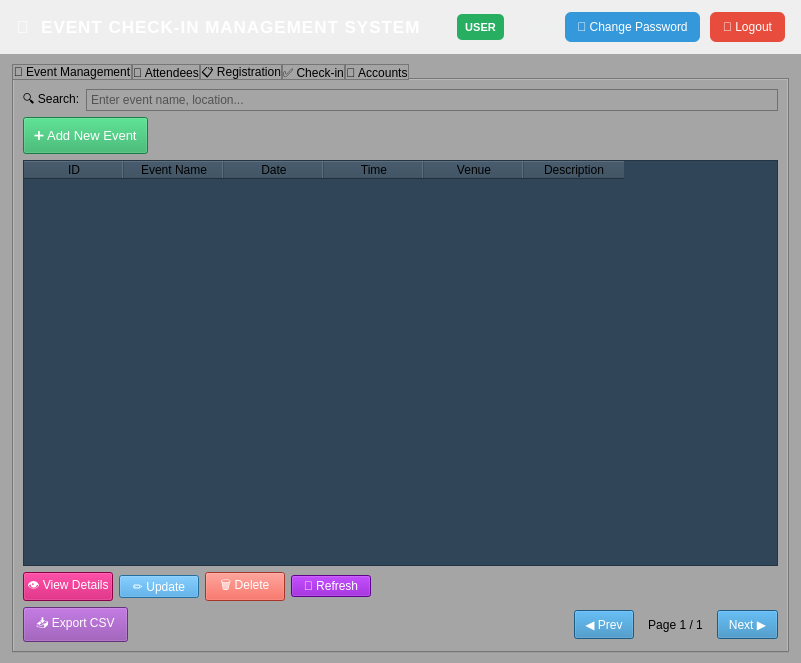
Before: the Qt Designer form ui/MainWindow.ui in khoivnk25411e/Final-Project-Programming-Techniques, drawn with Qt 5.
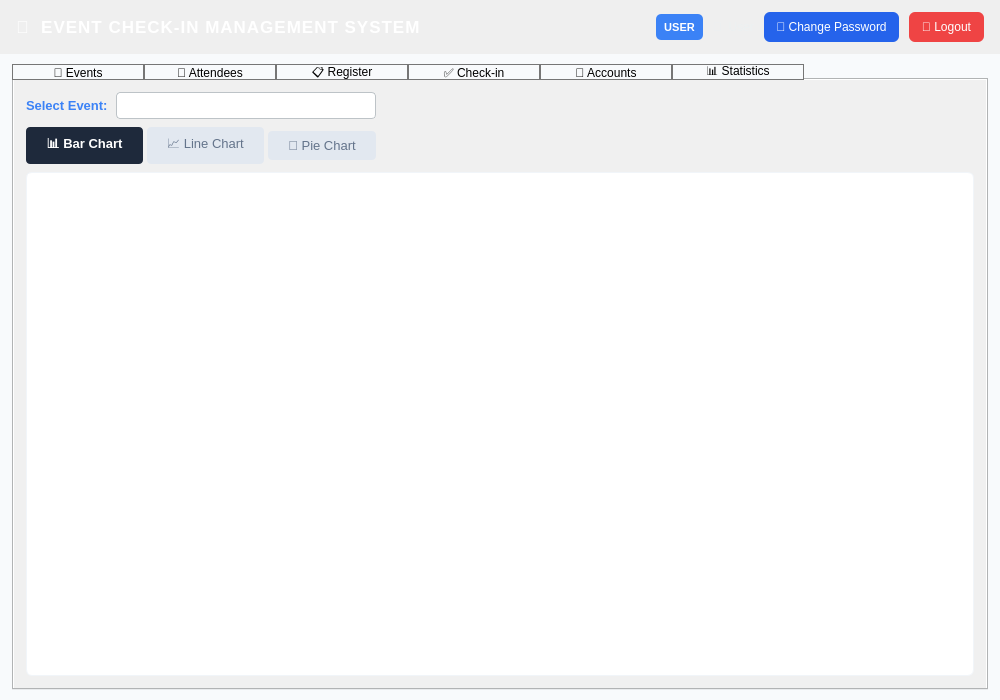
After: the same form once the commit is applied. The open tabs and pages were chosen to show the change.

```diff
--- a/ui/MainWindow.ui
+++ b/ui/MainWindow.ui
@@ -6,10 +6,16 @@
    <rect>
     <x>0</x>
     <y>0</y>
-    <width>801</width>
-    <height>663</height>
+    <width>1000</width>
+    <height>700</height>
    </rect>
   </property>
+  <property name="minimumSize">
+   <size>
+    <width>960</width>
+    <height>600</height>
+   </size>
+  </property>
   <property name="windowTitle">
    <string>Event Check-in Management System</string>
   </property>
@@ -112,13 +118,13 @@
           </size>
          </property>
          <property name="styleSheet">
-          <string notr="true">QLabel { 
-    background:#27ae60; 
-    color:white; 
+          <string notr="true">QLabel {
+    background:#3b82f6;
+    color:white;
     border-radius:5px;
-    font-size:11px; 
-    font-weight:bold; 
-    padding: 0 8px; 
+    font-size:11px;
+    font-weight:bold;
+    padding: 0 8px;
 }</string>
          </property>
          <property name="text">
@@ -154,13 +160,13 @@
           </size>
          </property>
          <property name="styleSheet">
-          <string notr="true">QPushButton { 
-    background:#3498db; 
-    color:white; 
+          <string notr="true">QPushButton {
+    background:#2563eb;
+    color:white;
     border-radius:6px;
-    font-size:12px; 
-    padding: 0 12px; 
-    border:none; 
+    font-size:12px;
+    padding: 0 12px;
+    border:none;
 }
 QPushButton:hover { 
     background:#2980b9; 
@@ -186,13 +192,13 @@
           </size>
          </property>
          <property name="styleSheet">
-          <string notr="true">QPushButton { 
-    background:#e74c3c; 
-    color:white; 
+          <string notr="true">QPushButton {
+    background:#ef4444;
+    color:white;
     border-radius:6px;
-    font-size:12px; 
-    padding: 0 12px; 
-    border:none; 
+    font-size:12px;
+    padding: 0 12px;
+    border:none;
 }
 QPushButton:hover { 
     background:#c0392b; 
@@ -209,7 +215,7 @@
     <item>
      <widget class="QWidget" name="contentWidget" native="true">
       <property name="styleSheet">
-       <string notr="true">background-color: rgb(165, 165, 165);</string>
+       <string notr="true">background-color: #f8fafc;</string>
       </property>
       <layout class="QVBoxLayout" name="contentLayout">
        <property name="spacing">
@@ -230,10 +236,7 @@
        <item>
         <widget class="QTabWidget" name="tabWidget">
          <property name="styleSheet">
-          <string notr="true">
-QTabBar::tab {
-    border: 1px solid #767676;
-	color: black;}</string>
+          <string notr="true">QTabBar::tab { border: 1px solid #767676; color: black; min-width: 130px; }</string>
          </property>
          <property name="currentIndex">
           <number>0</number>
@@ -244,11 +247,8 @@
             <pointsize>12</pointsize>
            </font>
           </property>
-          <property name="styleSheet">
-           <string notr="true"/>
-          </property>
           <attribute name="title">
-           <string>📅 Event Management</string>
+           <string>📅 Events</string>
           </attribute>
           <layout class="QVBoxLayout" name="verticalLayout_2">
            <item>
@@ -287,7 +287,7 @@
                <property name="styleSheet">
                 <string notr="true">padding: 10px; font-size: 13px;
 color: rgb(255, 255, 255);
-background-color: rgb(39, 174, 96);</string>
+background-color: #3b82f6;</string>
                </property>
                <property name="text">
                 <string>➕ Add New Event</string>
@@ -312,7 +312,7 @@
            <item>
             <widget class="QTableWidget" name="eventTable">
              <property name="styleSheet">
-              <string notr="true">background-color: rgb(48, 69, 88);</string>
+              <string notr="true">background-color: white;</string>
              </property>
              <column>
               <property name="text">
@@ -351,7 +351,7 @@
              <item>
               <widget class="QPushButton" name="btnViewEvent">
                <property name="styleSheet">
-                <string notr="true">background-color: rgb(197, 0, 98);
+                <string notr="true">background-color: #2563eb;
 color: rgb(255, 255, 255);</string>
                </property>
                <property name="text">
@@ -363,7 +363,7 @@
               <widget class="QPushButton" name="btnEditEvent">
                <property name="styleSheet">
                 <string notr="true">color :rgb(255, 255, 255);
-background-color: rgb(52, 152, 219);</string>
+background-color: #2563eb;</string>
                </property>
                <property name="text">
                 <string>✏ Update</string>
@@ -373,7 +373,7 @@
              <item>
               <widget class="QPushButton" name="btnDeleteEvent">
                <property name="styleSheet">
-                <string notr="true">background-color: #e74c3c; color: white;</string>
+                <string notr="true">background-color: #ef4444; color: white;</string>
                </property>
                <property name="text">
                 <string>🗑 Delete</string>
@@ -383,9 +383,7 @@
              <item>
               <widget class="QPushButton" name="btnRefreshEvent">
                <property name="styleSheet">
-                <string notr="true">
-background-color: rgb(130, 0, 195);
-color: rgb(255, 255, 255);</string>
+                <string notr="true">background-color: #94a3b8; color: white;</string>
                </property>
                <property name="text">
                 <string>🔄 Refresh</string>
@@ -412,7 +410,7 @@
              <item>
               <widget class="QPushButton" name="btnExportEvent">
                <property name="styleSheet">
-                <string notr="true">background-color: #8e44ad; color: white; padding: 6px 12px;</string>
+                <string notr="true">background-color: #94a3b8; color: white; padding: 6px 12px;</string>
                </property>
                <property name="text">
                 <string>📥 Export CSV</string>
@@ -435,7 +433,7 @@
              <item>
               <widget class="QPushButton" name="btnPrevEvent">
                <property name="styleSheet">
-                <string notr="true">background-color: #2980b9; color: white; padding: 6px 10px;</string>
+                <string notr="true">background-color: #2563eb; color: white; padding: 6px 10px;</string>
                </property>
                <property name="text">
                 <string>◀ Prev</string>
@@ -445,20 +443,17 @@
              <item>
               <widget class="QLabel" name="lblPageEvent">
                <property name="styleSheet">
-                <string notr="true">color: black; font-size: 12px; padding: 0 8px;</string>
+                <string notr="true">color: #1e293b; font-size: 12px; padding: 0 8px;</string>
                </property>
                <property name="text">
                 <string>Page 1 / 1</string>
                </property>
-               <property name="alignment">
-                <set>Qt::AlignCenter</set>
-               </property>
               </widget>
              </item>
              <item>
               <widget class="QPushButton" name="btnNextEvent">
                <property name="styleSheet">
-                <string notr="true">background-color: #2980b9; color: white; padding: 6px 10px;</string>
+                <string notr="true">background-color: #2563eb; color: white; padding: 6px 10px;</string>
                </property>
                <property name="text">
                 <string>Next ▶</string>
@@ -683,7 +678,7 @@
          </widget>
          <widget class="QWidget" name="registrationTab">
           <attribute name="title">
-           <string>📋 Registration</string>
+           <string>📋 Register</string>
           </attribute>
           <layout class="QVBoxLayout" name="verticalLayout_4">
            <item>
@@ -1352,6 +1347,248 @@
            </item>
           </layout>
          </widget>
+         <widget class="QWidget" name="statisticsTab">
+          <property name="styleSheet">
+           <string notr="true">background-color: #f0f0f0;</string>
+          </property>
+          <attribute name="title">
+           <string>📊 Statistics</string>
+          </attribute>
+          <layout class="QVBoxLayout" name="verticalLayout_stats">
+           <property name="spacing">
+            <number>8</number>
+           </property>
+           <property name="leftMargin">
+            <number>12</number>
+           </property>
+           <property name="topMargin">
+            <number>12</number>
+           </property>
+           <property name="rightMargin">
+            <number>12</number>
+           </property>
+           <property name="bottomMargin">
+            <number>12</number>
+           </property>
+           <item>
+            <layout class="QHBoxLayout" name="horizontalLayout_stats_top">
+             <item>
+              <widget class="QLabel" name="lblStatsEvent">
+               <property name="styleSheet">
+                <string notr="true">color:#3b82f6; font-weight:bold; font-size:13px;</string>
+               </property>
+               <property name="text">
+                <string>Select Event:</string>
+               </property>
+              </widget>
+             </item>
+             <item>
+              <widget class="QComboBox" name="statsEventCombo">
+               <property name="minimumSize">
+                <size>
+                 <width>260</width>
+                 <height>0</height>
+                </size>
+               </property>
+               <property name="styleSheet">
+                <string notr="true">QComboBox {
+    border: 1px solid #bdc3c7;
+    border-radius: 4px;
+    padding: 4px 8px;
+    color: #1e293b;
+    background: white;
+    font-size: 13px;
+}
+QComboBox::drop-down { border: none; }</string>
+               </property>
+              </widget>
+             </item>
+             <item>
+              <spacer name="spacerStatsTop">
+               <property name="orientation">
+                <enum>Qt::Horizontal</enum>
+               </property>
+               <property name="sizeHint" stdset="0">
+                <size>
+                 <width>40</width>
+                 <height>20</height>
+                </size>
+               </property>
+              </spacer>
+             </item>
+            </layout>
+           </item>
+           <item>
+            <layout class="QHBoxLayout" name="horizontalLayout_stats_btns">
+             <property name="spacing">
+              <number>4</number>
+             </property>
+             <item>
+              <widget class="QPushButton" name="btnStatsBar">
+               <property name="styleSheet">
+                <string notr="true">QPushButton {
+    background-color: #1e293b;
+    color: white;
+    border: none;
+    border-radius: 4px;
+    padding: 7px 20px;
+    font-size: 13px;
+    font-weight: bold;
+}
+QPushButton:hover { background-color: #0f172a; }</string>
+               </property>
+               <property name="active_style" stdset="0">
+                <string>QPushButton {
+    background-color: #1e293b;
+    color: white;
+    border: none;
+    border-radius: 4px;
+    padding: 7px 20px;
+    font-size: 13px;
+    font-weight: bold;
+}
+QPushButton:hover { background-color: #0f172a; }</string>
+               </property>
+               <property name="inactive_style" stdset="0">
+                <string>QPushButton {
+    background-color: #e2e8f0;
+    color: #64748b;
+    border: none;
+    border-radius: 4px;
+    padding: 7px 20px;
+    font-size: 13px;
+}
+QPushButton:hover { background-color: #cccccc; color: #1e293b; }</string>
+               </property>
+               <property name="text">
+                <string>📊 Bar Chart</string>
+               </property>
+              </widget>
+             </item>
+             <item>
+              <widget class="QPushButton" name="btnStatsLine">
+               <property name="styleSheet">
+                <string notr="true">QPushButton {
+    background-color: #e2e8f0;
+    color: #64748b;
+    border: none;
+    border-radius: 4px;
+    padding: 7px 20px;
+    font-size: 13px;
+}
+QPushButton:hover { background-color: #cccccc; color: #1e293b; }</string>
+               </property>
+               <property name="active_style" stdset="0">
+                <string>QPushButton {
+    background-color: #1e293b;
+    color: white;
+    border: none;
+    border-radius: 4px;
+    padding: 7px 20px;
+    font-size: 13px;
+    font-weight: bold;
+}
+QPushButton:hover { background-color: #0f172a; }</string>
+               </property>
+               <property name="inactive_style" stdset="0">
+                <string>QPushButton {
+    background-color: #e2e8f0;
+    color: #64748b;
+    border: none;
+    border-radius: 4px;
+    padding: 7px 20px;
+    font-size: 13px;
+}
+QPushButton:hover { background-color: #cccccc; color: #1e293b; }</string>
+               </property>
+               <property name="text">
+                <string>📈 Line Chart</string>
+               </property>
+              </widget>
+             </item>
+             <item>
+              <widget class="QPushButton" name="btnStatsPie">
+               <property name="styleSheet">
+                <string notr="true">QPushButton {
+    background-color: #e2e8f0;
+    color: #64748b;
+    border: none;
+    border-radius: 4px;
+    padding: 7px 20px;
+    font-size: 13px;
+}
+QPushButton:hover { background-color: #cccccc; color: #1e293b; }</string>
+               </property>
+               <property name="active_style" stdset="0">
+                <string>QPushButton {
+    background-color: #1e293b;
+    color: white;
+    border: none;
+    border-radius: 4px;
+    padding: 7px 20px;
+    font-size: 13px;
+    font-weight: bold;
+}
+QPushButton:hover { background-color: #0f172a; }</string>
+               </property>
+               <property name="inactive_style" stdset="0">
+                <string>QPushButton {
+    background-color: #e2e8f0;
+    color: #64748b;
+    border: none;
+    border-radius: 4px;
+    padding: 7px 20px;
+    font-size: 13px;
+}
+QPushButton:hover { background-color: #cccccc; color: #1e293b; }</string>
+               </property>
+               <property name="text">
+                <string>🥧 Pie Chart</string>
+               </property>
+              </widget>
+             </item>
+             <item>
+              <spacer name="spacerStatsBtns">
+               <property name="orientation">
+                <enum>Qt::Horizontal</enum>
+               </property>
+               <property name="sizeHint" stdset="0">
+                <size>
+                 <width>40</width>
+                 <height>20</height>
+                </size>
+               </property>
+              </spacer>
+             </item>
+            </layout>
+           </item>
+           <item>
+            <widget class="QFrame" name="statsChartGroup">
+             <property name="styleSheet">
+              <string notr="true">QFrame {
+    background-color: white;
+    border: 1px solid #f1f5f9;
+    border-radius: 6px;
+}</string>
+             </property>
+             <layout class="QVBoxLayout" name="verticalLayoutStatsPlot">
+              <property name="leftMargin">
+               <number>4</number>
+              </property>
+              <property name="topMargin">
+               <number>4</number>
+              </property>
+              <property name="rightMargin">
+               <number>4</number>
+              </property>
+              <property name="bottomMargin">
+               <number>4</number>
+              </property>
+             </layout>
+            </widget>
+           </item>
+          </layout>
+         </widget>
         </widget>
        </item>
       </layout>
```
Left out of the diff: 128 changed lines with no effect on the pictures.
